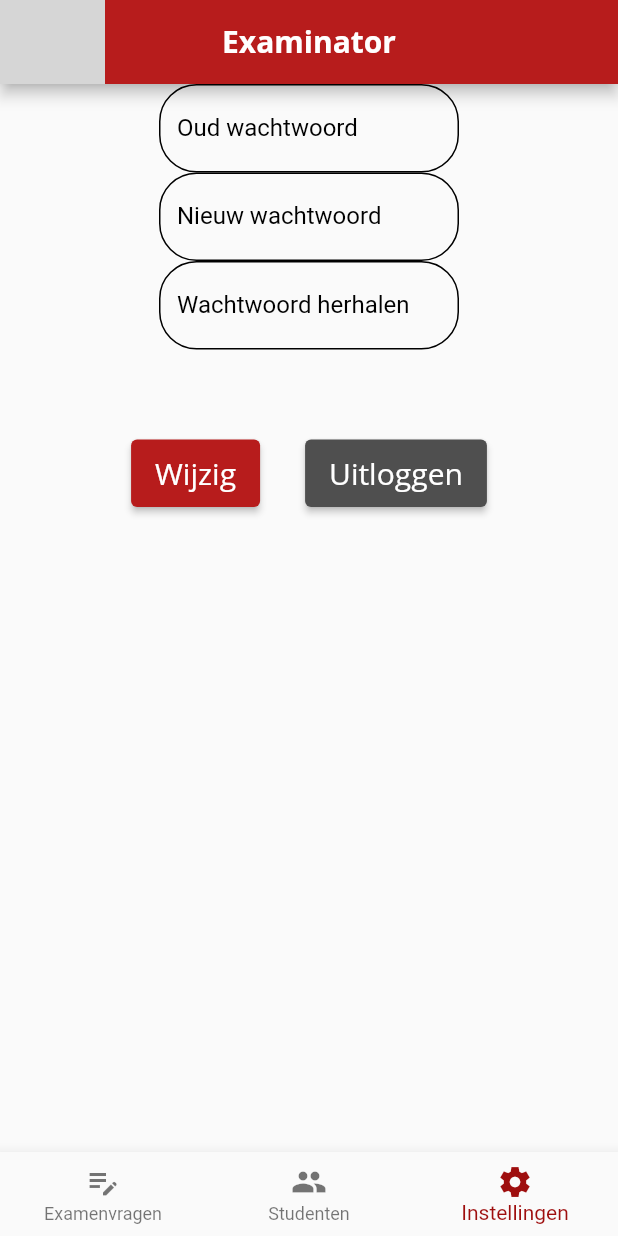
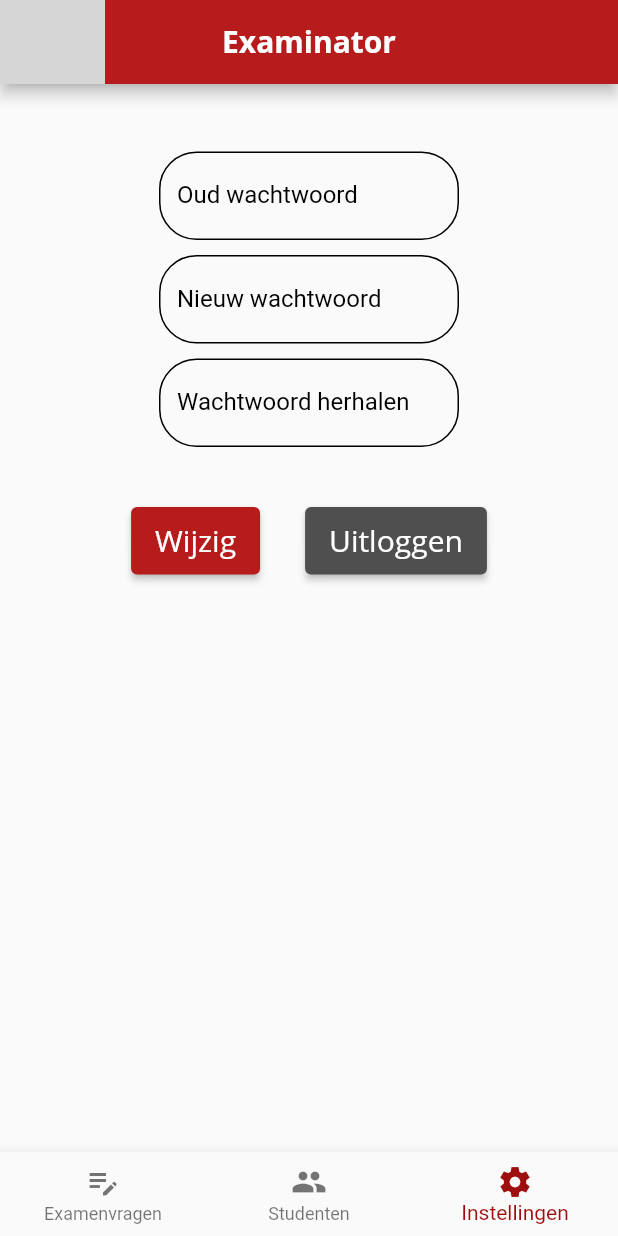
Before and after one commit to Jamerze/IntroMobileProject, a Flutter app: the screen it shows after launch, item 3 of the bottom bar chosen, on a phone screen of 412 x 824 dp. Run offline on Flutter 3.47's test engine with Material 2 defaults, Android fonts, the phone set to English and light mode, and no system bars; missing offline and left inert: dart:js; Roboto replaces fonts that are missing (Open Sans); grey boxes are pictures that could not be loaded.

Commit message:
wachtwoord + uitloggen

```diff
--- a/lib/lector.dart
+++ b/lib/lector.dart
@@ -230,7 +230,8 @@ class _MyStatefulWidgetState extends State<MyStatefulWidget> {
     ),
     Column(
       children: [
-        SizedBox(
+        Container(
+          padding: EdgeInsets.only(top: 45),
           width: 200,
           child: TextField(
             style: TextStyle(color: Colors.black),
@@ -247,7 +248,8 @@ class _MyStatefulWidgetState extends State<MyStatefulWidget> {
             ),
           ),
         ),
-        SizedBox(
+        Container(
+          padding: EdgeInsets.only(top: 10),
           width: 200,
           child: TextField(
             style: TextStyle(color: Colors.black),
@@ -264,7 +266,8 @@ class _MyStatefulWidgetState extends State<MyStatefulWidget> {
             ),
           ),
         ),
-        SizedBox(
+        Container(
+          padding: EdgeInsets.only(top: 10),
           width: 200,
           child: TextField(
             style: TextStyle(color: Colors.black),
@@ -323,7 +326,7 @@ class _MyStatefulWidgetState extends State<MyStatefulWidget> {
                       ]))),
             ],
           ),
-          padding: EdgeInsets.only(top: 45),
+          padding: EdgeInsets.only(top: 25),
         )
       ],
     )
```
